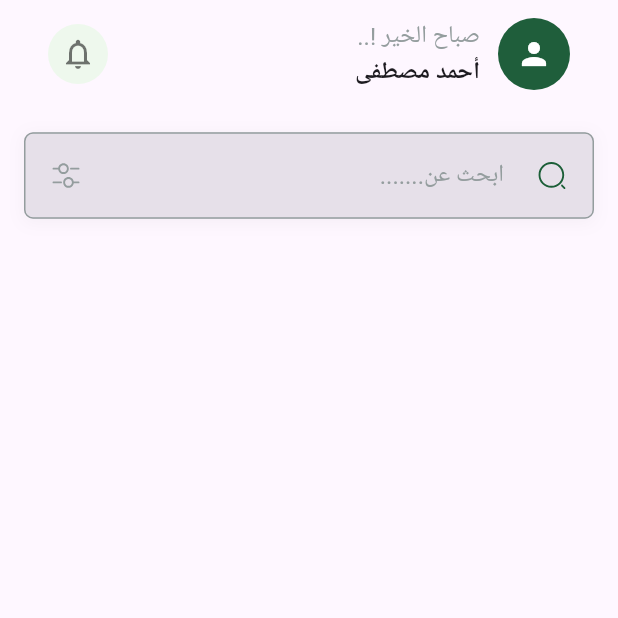
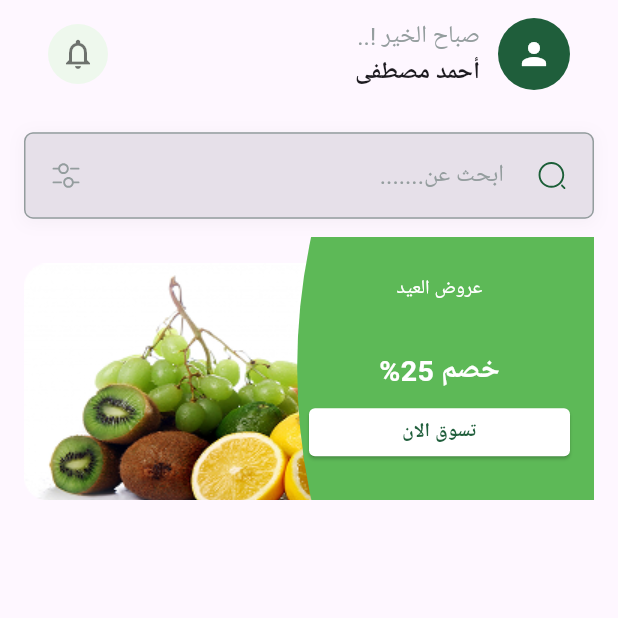
Before and after one commit to mohammed-shaneaf/fruit-e-commerce, a Flutter app: the screen it shows after launch, on a phone screen of 412 x 824 dp, the top half of it. Run offline on Flutter 3.47's test engine with Material 3 defaults, Android fonts, the light colour scheme and no system bars; our stand-ins replace awesome_snackbar_content, bloc, dartz, firebase_auth, firebase_core, flutter_bloc and 6 more; accounts and stored records are empty.

Commit message:
feat : create featured item done

```diff
--- a/lib/core/utils/app_images.dart
+++ b/lib/core/utils/app_images.dart
@@ -5,6 +5,14 @@ class Assets {
   /// Assets for assetsImagesAppleIcon
   /// assets/images/apple_icon.svg
   static const String assetsImagesAppleIcon = "assets/images/apple_icon.svg";
+
+  /// Assets for assetsImagesFeaturedFruitItem
+  /// assets/images/featured_fruit_item.png
+  static const String assetsImagesFeaturedFruitItem = "assets/images/featured_fruit_item.png";
+
+  /// Assets for assetsImagesFeaturedItemShape
+  /// assets/images/featured_item_shape.svg
+  static const String assetsImagesFeaturedItemShape = "assets/images/featured_item_shape.svg";
 
   /// Assets for assetsImagesFecebookIcon
   /// assets/images/fecebook_icon.svg
--- /dev/null
+++ b/lib/features/home/presentation/views/widgets/featured_item.dart
@@ -0,0 +1,63 @@
+import 'package:flutter/material.dart';
+import 'package:flutter_screenutil/flutter_screenutil.dart';
+import 'package:flutter_svg_provider/flutter_svg_provider.dart';
+import 'package:fruit_e_commerce/core/style/app_text_style.dart';
+import 'package:fruit_e_commerce/core/utils/app_images.dart';
+import 'package:fruit_e_commerce/features/home/presentation/views/widgets/featured_item_button.dart';
+
+class FeaturedItem extends StatelessWidget {
+  const FeaturedItem({super.key});
+
+  @override
+  Widget build(BuildContext context) {
+    var itemWidth = MediaQuery.sizeOf(context).width;
+    return Directionality(
+      textDirection: TextDirection.rtl,
+      child: SizedBox(
+        width: itemWidth,
+        child: AspectRatio(
+          aspectRatio: 342 / 158,
+          child: Stack(
+            // clipBehavior: Clip.none,
+            children: [
+              Positioned(
+                left: 0,
+                bottom: 0,
+                // right: 50.w,
+                child: Image.asset(Assets.assetsImagesFeaturedFruitItem),
+              ),
+              Container(
+                width: itemWidth * 0.5,
+                decoration: BoxDecoration(
+                  image: DecorationImage(
+                    image: Svg(Assets.assetsImagesFeaturedItemShape),
+                    fit: BoxFit.fill,
+                  ),
+                ),
+                child: Column(
+                  children: [
+                    25.verticalSpace,
+                    Text(
+                      'عروض العيد',
+                      style: AppTextStyles.regular13.copyWith(
+                        color: Colors.white,
+                      ),
+                    ),
+                    const Spacer(),
+                    Text(
+                      'خصم 25%',
+                      style: AppTextStyles.bold19.copyWith(color: Colors.white),
+                    ),
+                    11.verticalSpace,
+                    FeaturedItemButton(onPressed: () {}),
+                    29.verticalSpace,
+                  ],
+                ),
+              ),
+            ],
+          ),
+        ),
+      ),
+    );
+  }
+}
--- /dev/null
+++ b/lib/features/home/presentation/views/widgets/featured_item_button.dart
@@ -0,0 +1,36 @@
+import 'package:flutter/material.dart';
+import 'package:fruit_e_commerce/core/style/app_text_style.dart';
+import 'package:fruit_e_commerce/core/themes/app_colors_manger.dart';
+
+class FeaturedItemButton extends StatelessWidget {
+  const FeaturedItemButton({super.key, required this.onPressed});
+
+  final VoidCallback onPressed;
+
+  @override
+  Widget build(BuildContext context) {
+    return Padding(
+      padding: const EdgeInsets.symmetric(horizontal: 16.0),
+      child: SizedBox(
+        height: 32,
+        child: ElevatedButton(
+          style: ElevatedButton.styleFrom(
+            shape: RoundedRectangleBorder(
+              borderRadius: BorderRadius.circular(4),
+            ),
+            minimumSize: const Size(double.infinity, 54),
+            backgroundColor: AppColorsManger.whiteColor,
+          ),
+
+          onPressed: onPressed,
+          child: Text(
+            'تسوق الان',
+            style: AppTextStyles.bold13.copyWith(
+              color: AppColorsManger.primaryColor,
+            ),
+          ),
+        ),
+      ),
+    );
+  }
+}
--- a/lib/features/home/presentation/views/widgets/home_view_body.dart
+++ b/lib/features/home/presentation/views/widgets/home_view_body.dart
@@ -1,6 +1,7 @@
 import 'package:flutter/material.dart';
 import 'package:flutter_screenutil/flutter_screenutil.dart';
 import 'package:fruit_e_commerce/features/home/presentation/views/widgets/custom_home_app_bar.dart';
+import 'package:fruit_e_commerce/features/home/presentation/views/widgets/featured_item.dart';
 import 'package:fruit_e_commerce/features/home/presentation/views/widgets/search_home_text_field.dart';
 
 class HomeViewBody extends StatelessWidget {
@@ -18,6 +19,8 @@ class HomeViewBody extends StatelessWidget {
                 CustomHomeAppBar(),
                 16.verticalSpace,
                 SearchHomeTextField(),
+                12.verticalSpace,
+                FeaturedItem(),
               ],
             ),
           ),
--- a/pubspec.yaml
+++ b/pubspec.yaml
@@ -23,6 +23,7 @@ dependencies:
   flutter_screenutil: ^5.9.3
   flutter_spinkit: ^5.2.1
   flutter_svg: ^2.2.0
+  flutter_svg_provider: ^1.0.7
   get_it: ^8.0.3
   google_sign_in: ^6.3.0
 dev_dependencies:
```
Also changed, not shown: assets/images/featured_fruit_item.png (added), assets/images/featured_item_shape.svg (added), pubspec.lock.
